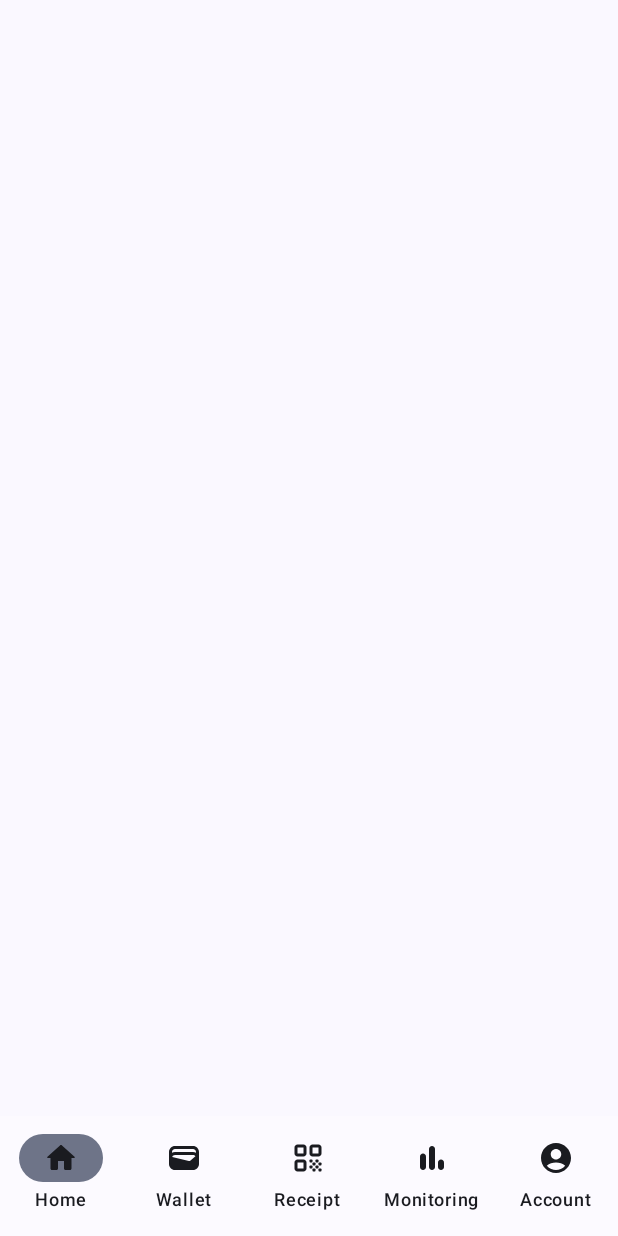
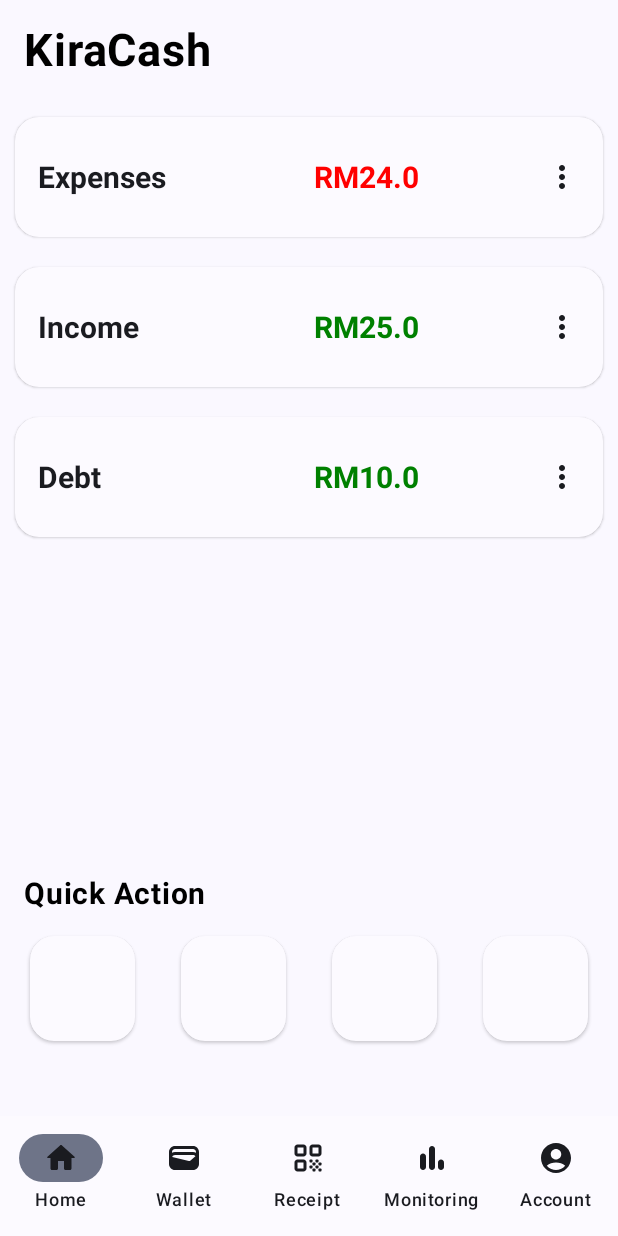
Before and after one commit to Legesus/KiraCash, an Android app built with Jetpack Compose: the screen it shows after launch (MainActivity), on a phone screen of 412 x 824 dp. Run offline under Robolectric (Android 15) with nearby library versions, the phone set to English and light mode, and no system bars.

Commit message:
Update add CardSection PersonSection QuickActionsRow

```diff
--- /dev/null
+++ b/app/src/main/java/com/example/kiracash/CardSection.kt
@@ -0,0 +1,86 @@
+package com.example.kiracash
+
+import androidx.compose.foundation.background
+import androidx.compose.foundation.layout.Arrangement
+import androidx.compose.foundation.layout.Box
+import androidx.compose.foundation.layout.Column
+import androidx.compose.foundation.layout.Row
+import androidx.compose.foundation.layout.fillMaxWidth
+import androidx.compose.foundation.layout.height
+import androidx.compose.foundation.layout.padding
+import androidx.compose.foundation.layout.width
+import androidx.compose.foundation.shape.RoundedCornerShape
+import androidx.compose.material.Card
+import androidx.compose.material.Icon
+import androidx.compose.material.Text
+import androidx.compose.material.icons.Icons
+import androidx.compose.material.icons.filled.MoreVert
+import androidx.compose.material3.MaterialTheme
+import androidx.compose.runtime.Composable
+import androidx.compose.ui.Alignment
+import androidx.compose.ui.Modifier
+import androidx.compose.ui.graphics.Color
+import androidx.compose.ui.text.font.FontWeight
+import androidx.compose.ui.tooling.preview.Preview
+import androidx.compose.ui.unit.dp
+import androidx.compose.ui.unit.sp
+
+@Composable
+fun CardItem(title: String, cash: Float, isDebtPositive: Boolean = false) {
+    val textColor = when (title) {
+        "Expenses" -> Color.Red
+        "Income" -> Color(0xFF008000)
+        "Debt" -> if (isDebtPositive) Color(0xFF008000) else Color.Red
+        else -> MaterialTheme.colorScheme.onBackground
+    }
+
+    Card(
+        modifier = Modifier
+            .fillMaxWidth()
+            .height(100.dp)
+            .padding(10.dp),
+
+        backgroundColor = MaterialTheme.colorScheme.inverseOnSurface,
+        shape = RoundedCornerShape(16.dp)
+
+    ) {
+        Row(
+            modifier = Modifier
+                .fillMaxWidth()
+                .padding(15.dp),
+            horizontalArrangement = Arrangement.SpaceBetween,
+            verticalAlignment = Alignment.CenterVertically
+        ) {
+            Box(modifier = Modifier.width(100.dp)){
+                Text(
+                    text = title,
+                    color = MaterialTheme.colorScheme.onBackground,
+                    fontSize = 20.sp,
+                    fontWeight = FontWeight.Bold
+                )
+            }
+            Text(
+                text = "RM$cash",
+                color = textColor,
+                fontSize = 20.sp,
+                fontWeight = FontWeight.Bold
+            )
+            Icon(
+                imageVector = Icons.Default.MoreVert,
+                contentDescription = "More",
+                tint = MaterialTheme.colorScheme.onBackground
+            )
+        }
+    }
+}
+
+@Preview
+@Composable
+fun CardSection() {
+    // Add your content here
+    Column {
+        CardItem("Expenses", 24.0f)
+        CardItem("Income", 25.0f)
+        CardItem("Debt", 10.0f, isDebtPositive = true)
+    }
+}
--- a/app/src/main/java/com/example/kiracash/MainActivity.kt
+++ b/app/src/main/java/com/example/kiracash/MainActivity.kt
@@ -6,8 +6,10 @@ import androidx.activity.compose.setContent
 import androidx.compose.foundation.background
 import androidx.compose.foundation.layout.Column
 import androidx.compose.foundation.layout.RowScope
+import androidx.compose.foundation.layout.Spacer
 import androidx.compose.foundation.layout.WindowInsets
 import androidx.compose.foundation.layout.fillMaxSize
+import androidx.compose.foundation.layout.height
 import androidx.compose.foundation.layout.padding
 import androidx.compose.material3.MaterialTheme
 import androidx.compose.material3.Surface
@@ -31,7 +33,10 @@ import androidx.compose.material3.Text
 import androidx.compose.material3.contentColorFor
 import androidx.compose.runtime.mutableIntStateOf
 import androidx.compose.runtime.remember
+import androidx.compose.ui.text.font.FontWeight
 import androidx.compose.ui.unit.Dp
+import androidx.compose.ui.unit.dp
+
 //import org.jetbrains.annotations.ApiStatus.Experimental
 
 class MainActivity : ComponentActivity() {
@@ -48,18 +53,6 @@ class MainActivity : ComponentActivity() {
     }
 }
 
-@Composable
-fun Greeting(name: String) {
-    Text(
-        text = "Hello $name!",
-        color = Color.Blue,
-        fontSize = 30.sp,
-        modifier = Modifier
-            .background(Color.Yellow)
-    )
-}
-
-@OptIn(ExperimentalMaterial3Api::class)
 @Preview(showBackground = true)
 @Composable
 fun HomeScreen() {
@@ -76,7 +69,28 @@ fun HomeScreen() {
                     .fillMaxSize()
                     .padding(padding)
             ) {
+                Text (
+                    modifier = Modifier.padding(16.dp),
+                    text = "KiraCash",
+                    color = Color.Black,
+                    fontSize = 30.sp,
+                    fontWeight = FontWeight.Bold
+                )
 
+                CardSection()
+                Spacer(modifier = Modifier.height(100.dp))
+
+                PersonSection()
+
+                Spacer(modifier = Modifier.height(100.dp))
+                Text (
+                    modifier = Modifier.padding(16.dp),
+                    text = "Quick Action",
+                    color = Color.Black,
+                    fontSize = 20.sp,
+                    fontWeight = FontWeight.Bold
+                )
+                QuickActionsRow()
             }
         }
     }
--- /dev/null
+++ b/app/src/main/java/com/example/kiracash/PersonSection.kt
@@ -0,0 +1,4 @@
+package com.example.kiracash
+
+class PersonSection {
+}
--- /dev/null
+++ b/app/src/main/java/com/example/kiracash/QuickActionsRow.kt
@@ -0,0 +1,38 @@
+package com.example.kiracash
+
+import androidx.compose.foundation.layout.Arrangement
+import androidx.compose.foundation.layout.Row
+import androidx.compose.foundation.layout.fillMaxWidth
+import androidx.compose.foundation.layout.padding
+import androidx.compose.foundation.layout.size
+import androidx.compose.foundation.shape.RoundedCornerShape
+import androidx.compose.material.Card
+import androidx.compose.material3.MaterialTheme
+import androidx.compose.runtime.Composable
+import androidx.compose.ui.Modifier
+import androidx.compose.ui.graphics.Color
+import androidx.compose.ui.tooling.preview.Preview
+import androidx.compose.ui.unit.dp
+
+@Preview
+@Composable
+fun QuickActionsRow() {
+    Row(
+        modifier = Modifier
+            .fillMaxWidth()
+            .padding(horizontal = 20.dp),
+        horizontalArrangement = Arrangement.SpaceBetween
+
+    ) {
+        repeat(4) {
+            Card(
+                modifier = Modifier
+                    .size(70.dp),
+                backgroundColor = MaterialTheme.colorScheme.inverseOnSurface,
+                shape = RoundedCornerShape(16.dp)
+            ) {
+                // Add content for each quick action here
+            }
+        }
+    }
+}
```
Also changed, not shown: app/src/main/java/com/example/kiracash/Test.kt (added, +125 -0 lines).
